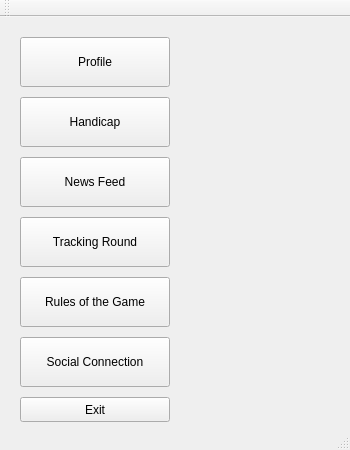
First picture: the form in GolfApp/mainwindow.ui, repository drober23/CS340-GolfApp, before the edit.
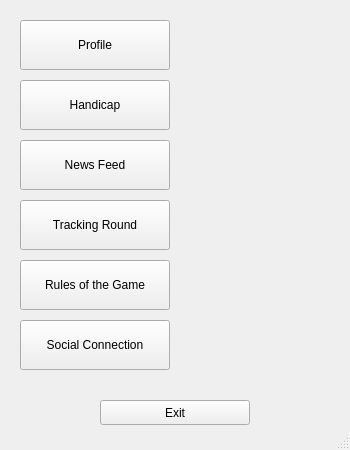
Second picture: the form after the edit.

What changed in the file:
```diff
--- a/GolfApp/mainwindow.ui
+++ b/GolfApp/mainwindow.ui
@@ -17,8 +17,8 @@
    <widget class="QPushButton" name="exitButton">
     <property name="geometry">
      <rect>
-      <x>20</x>
-      <y>380</y>
+      <x>100</x>
+      <y>400</y>
       <width>150</width>
       <height>25</height>
      </rect>
@@ -122,14 +122,6 @@
     </rect>
    </property>
   </widget>
-  <widget class="QToolBar" name="mainToolBar">
-   <attribute name="toolBarArea">
-    <enum>TopToolBarArea</enum>
-   </attribute>
-   <attribute name="toolBarBreak">
-    <bool>false</bool>
-   </attribute>
-  </widget>
   <widget class="QStatusBar" name="statusBar"/>
  </widget>
  <layoutdefault spacing="6" margin="11"/>
```
